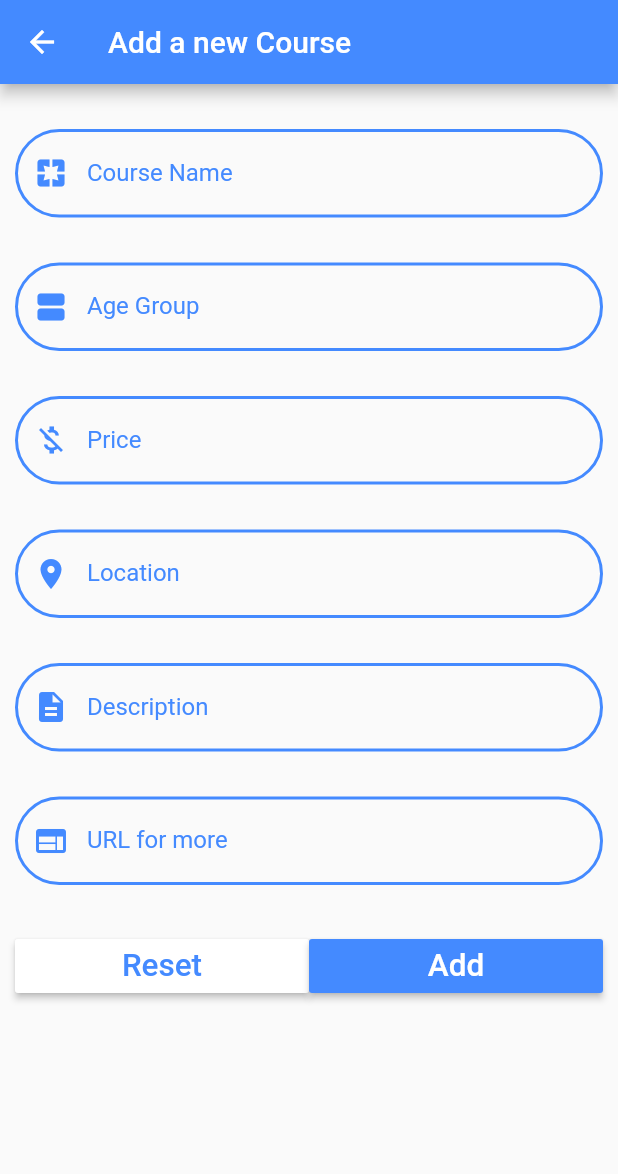
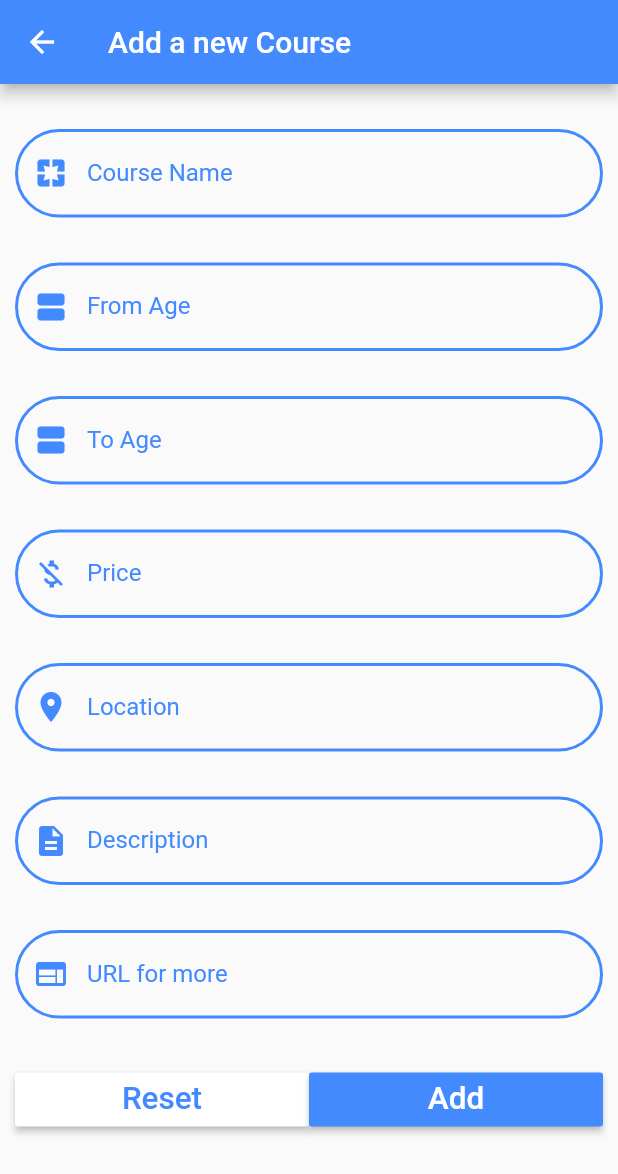
Before and after one commit to Group40/SandT_Group, a Flutter app: the AddCourse screen opened directly, on a phone screen of 412 x 824 dp. Shown: the top 1174 px of the screen. Run offline on Flutter 3.47's test engine with Material 2 defaults, Android fonts, the phone set to English and light mode, and no system bars; our stand-ins replace email_validator, flutter_calendar_carousel, font_awesome_flutter, image_picker, shared_preferences; accounts and stored records are empty.

Commit message:
Age group upgrade

```diff
--- a/lib/Institute/AddCourse.dart
+++ b/lib/Institute/AddCourse.dart
@@ -16,7 +16,8 @@ class AddCourseState extends State<AddCourse> {
   var _formKey = GlobalKey<FormState>();
 
   TextEditingController nameController = TextEditingController();
-  TextEditingController ageGroupController = TextEditingController();
+  TextEditingController ageGroupMinController = TextEditingController();
+  TextEditingController ageGroupMaxController = TextEditingController();
   TextEditingController priceController = TextEditingController();
   TextEditingController locationController = TextEditingController();
   TextEditingController descriptionController = TextEditingController();
@@ -28,7 +29,8 @@ class AddCourseState extends State<AddCourse> {
     debugPrint('funtion called');
     var body = jsonEncode({
       'name': nameController.text,
-      'ageGroup': ageGroupController.text,
+      'ageGroupMin': ageGroupMinController.text,
+      'ageGroupMax': ageGroupMaxController.text,
       'price': priceController.text,
       'location': locationController.text,
       'description': descriptionController.text,
@@ -129,14 +131,22 @@ class AddCourseState extends State<AddCourse> {
                   ),
                 ),
 
-                //Age Group Field
+                //Age Group Min Field
                 Padding(
                   padding: EdgeInsets.only(top: 15.0, bottom: 15.0),
                   child: TextFormField(
-                    controller: ageGroupController,
+                    keyboardType: TextInputType.number,
+                    inputFormatters: <TextInputFormatter>[
+                      WhitelistingTextInputFormatter.digitsOnly
+                    ],
+                    controller: ageGroupMinController,
                     validator: (String value) {
                       if (value.isEmpty) {
                         return 'Please enter an age group';
+                      }
+                      int valueInt = int.parse(value);
+                      if (1 > valueInt) {
+                        return 'Enter a real Age';
                       }
                       return null;
                     },
@@ -147,7 +157,57 @@ class AddCourseState extends State<AddCourse> {
                       debugPrint('Something changed in Text Field');
                     },
                     decoration: InputDecoration(
-                        labelText: 'Age Group',
+                        labelText: 'From Age',
+                        prefixIcon: Padding(
+                          padding: EdgeInsets.only(top: 0),
+                          // add padding to adjust icon
+                          child: Icon(
+                            Icons.view_agenda,
+                            color: Theme.of(context).primaryColor,
+                          ),
+                        ),
+                        labelStyle: TextStyle(
+                          color: Theme.of(context).primaryColor,
+                        ),
+                        enabledBorder: OutlineInputBorder(
+                          borderSide: BorderSide(
+                              color: Theme.of(context).primaryColor,
+                              width: 2.0),
+                          borderRadius: BorderRadius.circular(35.0),
+                        ),
+                        border: OutlineInputBorder(
+                          borderRadius: BorderRadius.circular(35.0),
+                        )),
+                  ),
+                ),
+
+                //Age Group Max Field
+                Padding(
+                  padding: EdgeInsets.only(top: 15.0, bottom: 15.0),
+                  child: TextFormField(
+                    keyboardType: TextInputType.number,
+                    inputFormatters: <TextInputFormatter>[
+                      WhitelistingTextInputFormatter.digitsOnly
+                    ],
+                    controller: ageGroupMaxController,
+                    validator: (String value) {
+                      if (value.isEmpty) {
+                        return 'Please enter an age group';
+                      }
+                      int valueInt = int.parse(value);
+                      if (1 > valueInt) {
+                        return 'Enter a real Age';
+                      }
+                      return null;
+                    },
+                    style: TextStyle(
+                      color: Theme.of(context).primaryColor,
+                    ),
+                    onChanged: (value) {
+                      debugPrint('Something changed in Text Field');
+                    },
+                    decoration: InputDecoration(
+                        labelText: 'To Age',
                         prefixIcon: Padding(
                           padding: EdgeInsets.only(top: 0),
                           // add padding to adjust icon
@@ -400,7 +460,8 @@ class AddCourseState extends State<AddCourse> {
 
   void _reset() {
     nameController.text = '';
-    ageGroupController.text = '';
+    ageGroupMinController.text = '';
+    ageGroupMaxController.text = '';
     priceController.text = '';
     locationController.text = '';
     descriptionController.text = '';
--- a/lib/Institute/CourseList.dart
+++ b/lib/Institute/CourseList.dart
@@ -152,7 +152,7 @@ class CourseListState extends State<CourseList> {
             ),
             title: Text(data[position]["name"],
                 style: TextStyle(color: Colors.black54)),
-            subtitle: Text(data[position]["url"],
+            subtitle: Text(" " + data[position]["url"],
                 style: TextStyle(color: Colors.black54)),
             trailing: IconButton(
                 icon: Icon(
```
Also changed, not shown: lib/Institute/EditCourse.dart (+45 -7 lines).
